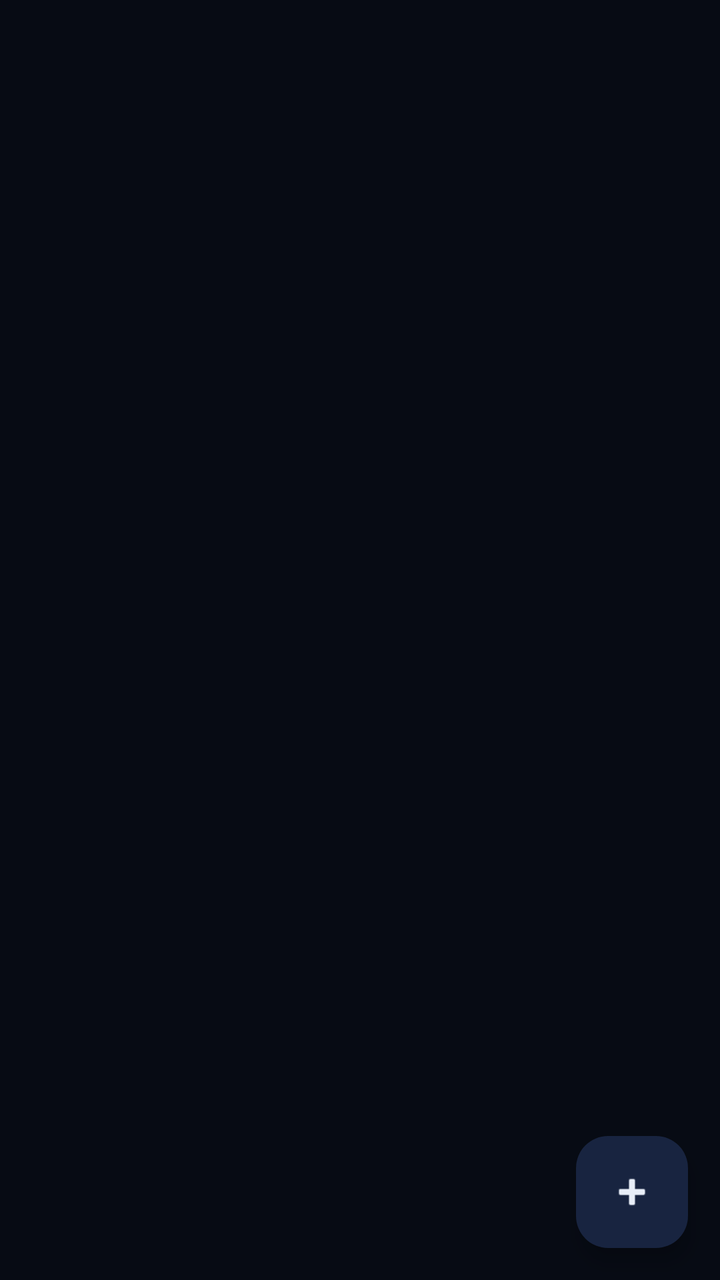
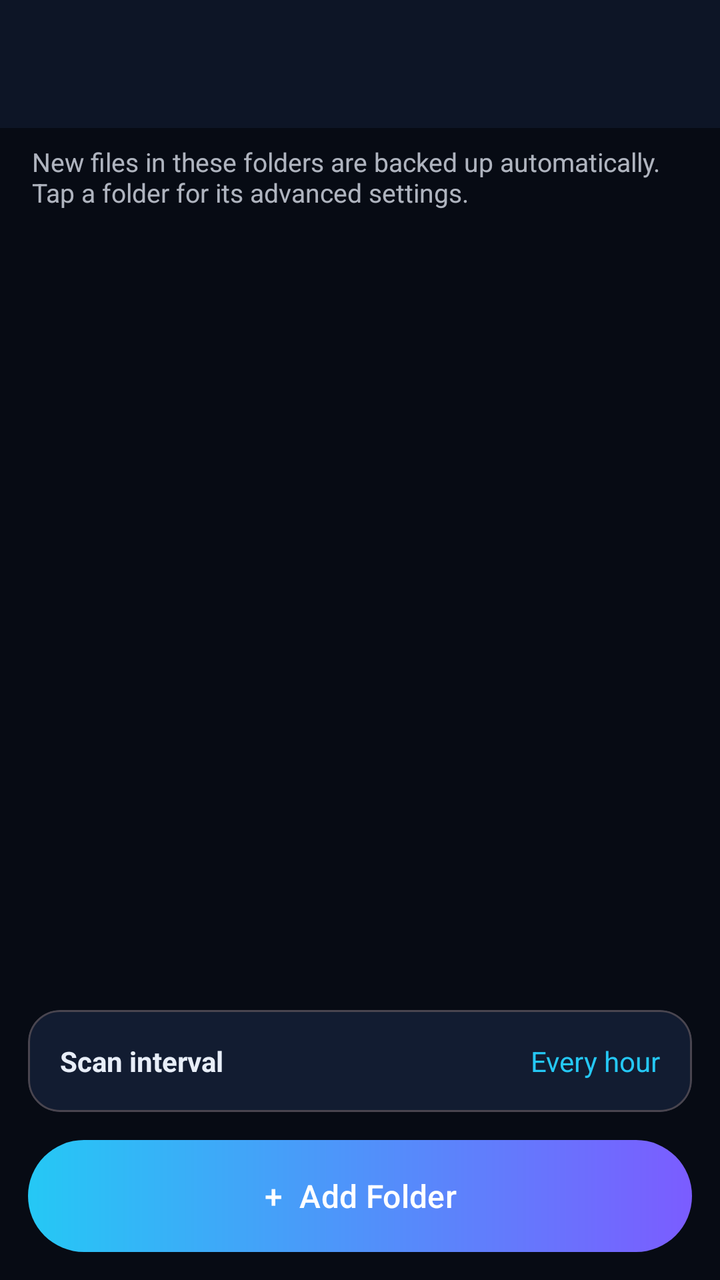

Before-and-after screenshots of an Android layout around one commit, followed by the original layout XML and the change that was made.
<!-- AndroidManifest.xml: application theme Theme.SvnSpace -->
<!-- res/layout/activity_watched_folders.xml -->
<?xml version="1.0" encoding="utf-8"?>
<androidx.coordinatorlayout.widget.CoordinatorLayout
    xmlns:android="http://schemas.android.com/apk/res/android"
    xmlns:app="http://schemas.android.com/apk/res-auto"
    android:layout_width="match_parent"
    android:layout_height="match_parent">

    <androidx.recyclerview.widget.RecyclerView
        android:id="@+id/recycler"
        android:layout_width="match_parent"
        android:layout_height="match_parent"
        android:padding="8dp"
        android:clipToPadding="false" />

    <com.google.android.material.floatingactionbutton.FloatingActionButton
        android:id="@+id/fab_add"
        android:layout_width="wrap_content"
        android:layout_height="wrap_content"
        android:layout_gravity="bottom|end"
        android:layout_margin="16dp"
        android:contentDescription="Add folder"
        app:srcCompat="@android:drawable/ic_input_add" />

</androidx.coordinatorlayout.widget.CoordinatorLayout>
<!-- resources referenced by this layout -->
<resources>
  <style name="Theme.SvnSpace" parent="Theme.Material3.Dark.NoActionBar">
          <item name="colorPrimary">@color/svn_cyan</item>
          <item name="colorOnPrimary">@color/void_black</item>
          <item name="colorPrimaryContainer">@color/svn_card_elevated</item>
          <item name="colorOnPrimaryContainer">@color/svn_text</item>
          <item name="colorSecondary">@color/svn_purple</item>
          <item name="colorOnSecondary">@color/white</item>
          <item name="colorSurface">@color/svn_surface</item>
          <item name="colorOnSurface">@color/svn_text</item>
          <item name="colorSurfaceVariant">@color/svn_card</item>
          <item name="colorOnSurfaceVariant">@color/svn_text_secondary</item>
          <item name="colorOutline">@color/svn_stroke</item>
          <item name="android:colorBackground">@color/svn_bg</item>
          <item name="colorOnBackground">@color/svn_text</item>
          <item name="android:statusBarColor">@color/svn_bg</item>
          <item name="android:navigationBarColor">@color/svn_bg</item>
          <item name="android:windowBackground">@color/svn_bg</item>
          <item name="android:windowLightStatusBar">false</item>
      </style>
  <color name="svn_cyan">#25C8F5</color>
  <color name="void_black">#070B14</color>
  <color name="svn_card_elevated">#182440</color>
  <color name="svn_text">#E8EEF8</color>
  <color name="svn_purple">#7B5CFF</color>
  <color name="white">#FFFFFFFF</color>
  <color name="svn_surface">#0D1526</color>
  <color name="svn_card">#121C31</color>
  <color name="svn_text_secondary">#8B9BB8</color>
  <color name="svn_stroke">#1E2D4A</color>
  <color name="svn_bg">#070B14</color>
</resources>

<!-- the commit's change to res/layout/activity_watched_folders.xml (unified diff, before → after) -->
@@ -1,24 +1,100 @@
 <?xml version="1.0" encoding="utf-8"?>
-<androidx.coordinatorlayout.widget.CoordinatorLayout
-    xmlns:android="http://schemas.android.com/apk/res/android"
+<LinearLayout xmlns:android="http://schemas.android.com/apk/res/android"
     xmlns:app="http://schemas.android.com/apk/res-auto"
     android:layout_width="match_parent"
-    android:layout_height="match_parent">
+    android:layout_height="match_parent"
+    android:orientation="vertical">
+
+    <include layout="@layout/view_toolbar" />
+
+    <TextView
+        android:id="@+id/txt_intro"
+        android:layout_width="match_parent"
+        android:layout_height="wrap_content"
+        android:paddingStart="16dp"
+        android:paddingEnd="16dp"
+        android:paddingTop="8dp"
+        android:text="New files in these folders are backed up automatically. Tap a folder for its advanced settings."
+        android:textColor="?attr/colorOnSurface"
+        android:alpha="0.75"
+        android:textSize="13sp" />
+
+    <TextView
+        android:id="@+id/txt_empty"
+        android:layout_width="match_parent"
+        android:layout_height="wrap_content"
+        android:padding="24dp"
+        android:gravity="center"
+        android:text="No folders yet. Tap Add Folder to pick Downloads, DCIM, Pictures and more."
+        android:textColor="?attr/colorOnSurface"
+        android:alpha="0.7"
+        android:visibility="gone" />
 
     <androidx.recyclerview.widget.RecyclerView
         android:id="@+id/recycler"
         android:layout_width="match_parent"
-        android:layout_height="match_parent"
+        android:layout_height="0dp"
+        android:layout_weight="1"
         android:padding="8dp"
         android:clipToPadding="false" />
 
-    <com.google.android.material.floatingactionbutton.FloatingActionButton
+    <com.google.android.material.card.MaterialCardView
+        android:id="@+id/card_interval"
+        android:layout_width="match_parent"
+        android:layout_height="wrap_content"
+        android:layout_marginStart="14dp"
+        android:layout_marginEnd="14dp"
+        android:clickable="true"
+        android:focusable="true"
+        app:cardCornerRadius="16dp"
+        app:cardBackgroundColor="?attr/colorSurfaceVariant"
+        app:cardElevation="0dp">
+
+        <LinearLayout
+            android:layout_width="match_parent"
+            android:layout_height="wrap_content"
+            android:orientation="horizontal"
+            android:gravity="center_vertical"
+            android:padding="16dp">
+
+            <TextView
+                android:layout_width="0dp"
+                android:layout_height="wrap_content"
+                android:layout_weight="1"
+                android:text="Scan interval"
+                android:textStyle="bold"
+                android:textColor="?attr/colorOnSurface" />
+
+            <TextView
+                android:id="@+id/txt_interval"
+                android:layout_width="wrap_content"
+                android:layout_height="wrap_content"
+                android:text="Every hour"
+                android:textColor="?attr/colorPrimary" />
+        </LinearLayout>
+    </com.google.android.material.card.MaterialCardView>
+
+    <com.google.android.material.button.MaterialButton
         android:id="@+id/fab_add"
-        android:layout_width="wrap_content"
-        android:layout_height="wrap_content"
-        android:layout_gravity="bottom|end"
-        android:layout_margin="16dp"
-        android:contentDescription="Add folder"
-        app:srcCompat="@android:drawable/ic_input_add" />
-
-</androidx.coordinatorlayout.widget.CoordinatorLayout>
+        android:layout_width="match_parent"
+        android:layout_height="56dp"
+        android:layout_margin="14dp"
+        android:text="+  Add Folder"
+        android:textAllCaps="false"
+        android:textSize="16sp"
+        android:textColor="@color/white"
+        app:backgroundTint="@null"
+        android:background="@drawable/bg_gradient_button"
+        app:cornerRadius="16dp" />
+</LinearLayout>
+<!-- res/layout/view_toolbar.xml (included above) -->
+<?xml version="1.0" encoding="utf-8"?>
+<com.google.android.material.appbar.MaterialToolbar
+    xmlns:android="http://schemas.android.com/apk/res/android"
+    xmlns:app="http://schemas.android.com/apk/res-auto"
+    android:id="@+id/toolbar"
+    android:layout_width="match_parent"
+    android:layout_height="?attr/actionBarSize"
+    android:background="?attr/colorSurface"
+    app:titleTextColor="?attr/colorOnSurface"
+    app:navigationIconTint="?attr/colorOnSurface" />
<!-- resource entries referenced after the edit -->
@@ -19,12 +19,23 @@
           <item name="android:windowBackground">@color/svn_bg</item>
           <item name="android:windowLightStatusBar">false</item>
       </style>
+  <color name="svn_gradient_start">#25C8F5</color>
+  <color name="svn_gradient_end">#7B5CFF</color>
   <color name="svn_cyan">#25C8F5</color>
   <color name="void_black">#070B14</color>
   <color name="svn_card_elevated">#182440</color>
   <color name="svn_text">#E8EEF8</color>
   <color name="svn_purple">#7B5CFF</color>
   <color name="white">#FFFFFFFF</color>
+  <!-- drawable bg_gradient_button (drawable) -->
+  <?xml version="1.0" encoding="utf-8"?>
+  <shape xmlns:android="http://schemas.android.com/apk/res/android" android:shape="rectangle">
+      <gradient
+          android:startColor="@color/svn_gradient_start"
+          android:endColor="@color/svn_gradient_end"
+          android:angle="0" />
+      <corners android:radius="28dp" />
+  </shape>
   <color name="svn_surface">#0D1526</color>
   <color name="svn_card">#121C31</color>
   <color name="svn_text_secondary">#8B9BB8</color>
